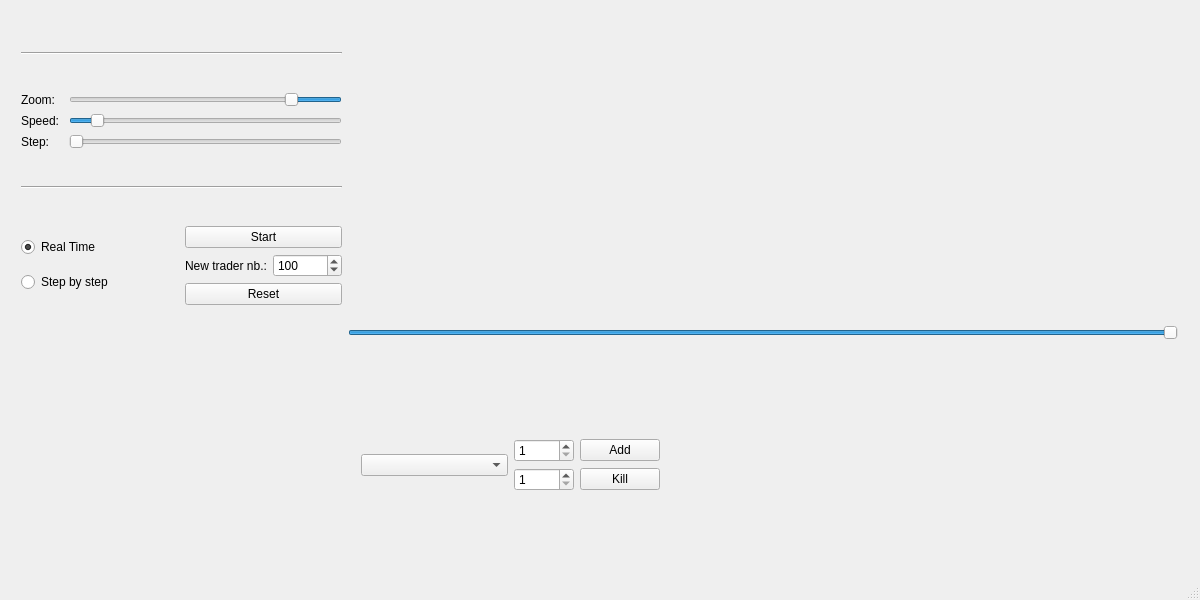
Above: EconomicEngineDebugGUI/EconomicEngineDebugGUI.ui from ZeCroque/EconomicEngine before the change. Below: the same form after it.
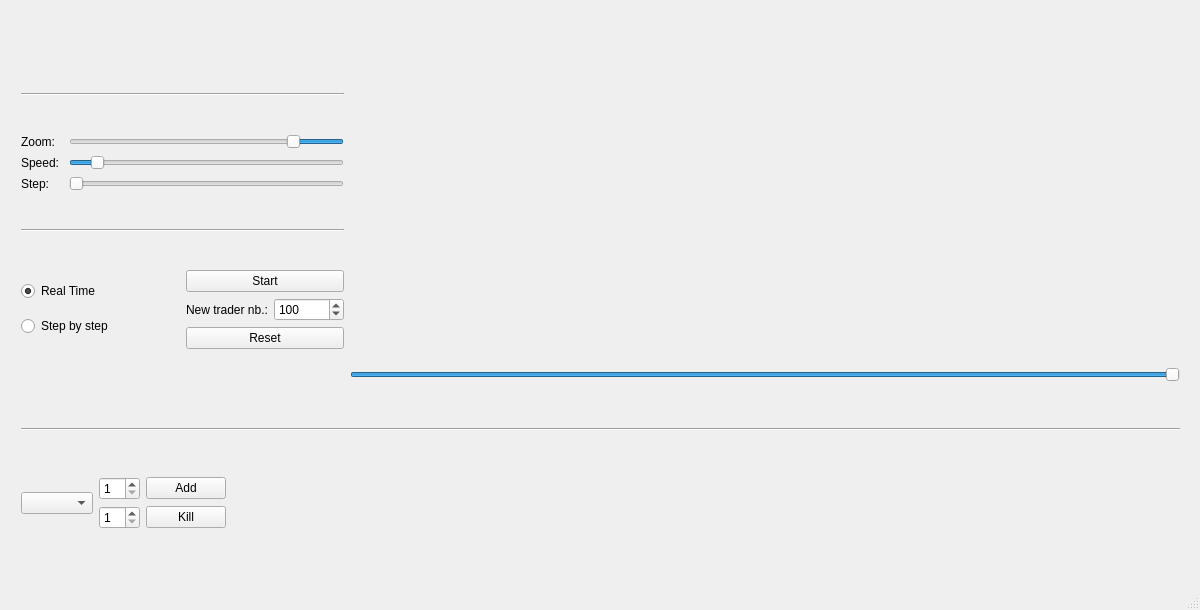
That is the form after the change. Custom widgets are drawn as their Qt base class.

Commit message: Feat -> UI: Put everything in layout

The edit to the form file:
```diff
--- a/EconomicEngineDebugGUI/EconomicEngineDebugGUI.ui
+++ b/EconomicEngineDebugGUI/EconomicEngineDebugGUI.ui
@@ -7,19 +7,19 @@
     <x>0</x>
     <y>0</y>
     <width>1200</width>
-    <height>600</height>
+    <height>610</height>
    </rect>
   </property>
   <property name="minimumSize">
    <size>
     <width>1180</width>
-    <height>600</height>
+    <height>610</height>
    </size>
   </property>
   <property name="maximumSize">
    <size>
     <width>1200</width>
-    <height>600</height>
+    <height>610</height>
    </size>
   </property>
   <property name="windowTitle">
@@ -32,15 +32,17 @@
    <bool>true</bool>
   </property>
   <widget class="QWidget" name="centralWidget">
-   <widget class="QWidget" name="horizontalLayoutWidget_3">
+   <widget class="QWidget" name="verticalLayoutWidget">
     <property name="geometry">
      <rect>
       <x>10</x>
       <y>10</y>
-      <width>1179</width>
-      <height>341</height>
+      <width>1181</width>
+      <height>571</height>
      </rect>
     </property>
+    <layout class="QVBoxLayout" name="verticalLayout">
+     <item>
     <layout class="QHBoxLayout" name="layGraph">
      <item>
       <layout class="QVBoxLayout" name="layGraphParam">
@@ -285,20 +287,25 @@
       </layout>
      </item>
     </layout>
-   </widget>
-   <widget class="QWidget" name="gridLayoutWidget">
-    <property name="geometry">
-     <rect>
-      <x>350</x>
-      <y>360</y>
-      <width>321</width>
-      <height>211</height>
-     </rect>
-    </property>
+     </item>
+     <item>
+      <widget class="Line" name="line_3">
+       <property name="orientation">
+        <enum>Qt::Horizontal</enum>
+       </property>
+      </widget>
+     </item>
+     <item>
+      <layout class="QHBoxLayout" name="horizontalLayout_3">
+       <item>
+        <layout class="QGridLayout" name="gridLayJobs">
+         <property name="sizeConstraint">
+          <enum>QLayout::SetMinimumSize</enum>
+         </property>
+        </layout>
+       </item>
+       <item>
     <layout class="QGridLayout" name="gridLayout">
-     <item row="0" column="0">
-      <widget class="QComboBox" name="cBKill"/>
-     </item>
      <item row="0" column="1">
       <layout class="QGridLayout" name="gridLayout_2">
        <item row="1" column="1">
@@ -331,21 +338,29 @@
        </item>
       </layout>
      </item>
-    </layout>
-   </widget>
-   <widget class="QWidget" name="gridLayoutWidget_2">
-    <property name="geometry">
-     <rect>
-      <x>10</x>
-      <y>360</y>
-      <width>341</width>
-      <height>211</height>
-     </rect>
-    </property>
-    <layout class="QGridLayout" name="gridLayJobs">
-     <property name="sizeConstraint">
-      <enum>QLayout::SetMinimumSize</enum>
-     </property>
+         <item row="0" column="0">
+          <widget class="QComboBox" name="cBKill"/>
+         </item>
+         <item row="0" column="2">
+          <spacer name="horizontalSpacer_2">
+           <property name="orientation">
+            <enum>Qt::Horizontal</enum>
+           </property>
+           <property name="sizeType">
+            <enum>QSizePolicy::MinimumExpanding</enum>
+           </property>
+           <property name="sizeHint" stdset="0">
+            <size>
+             <width>40</width>
+             <height>20</height>
+            </size>
+           </property>
+          </spacer>
+         </item>
+        </layout>
+       </item>
+      </layout>
+     </item>
     </layout>
    </widget>
   </widget>
```
Lines whose indentation alone changed are shown as unchanged. The commit also changes 5 other files.
